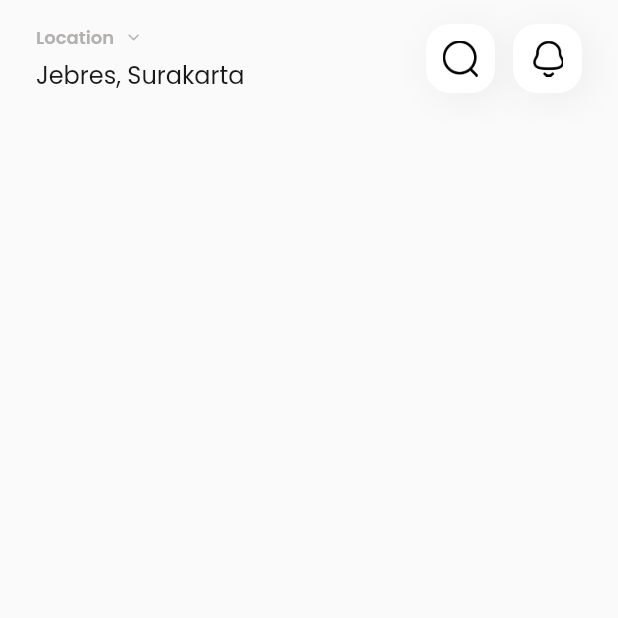
After one commit to robertojanitrasusilo/pet_app, a Flutter app: the menuPage screen opened directly, on a phone screen of 412 x 824 dp, the top half of it. The commit adds this screen. Run offline on Flutter 3.47's test engine with Material 2 defaults, Android fonts, the phone set to English and light mode, and no system bars; our stand-ins replace google_fonts.

Commit message:
Menambahkan widget location pada menu page

```diff
--- /dev/null
+++ b/lib/component/icon.dart
@@ -0,0 +1,28 @@
+import 'package:flutter/cupertino.dart';
+import 'package:flutter/material.dart';
+
+class iconWidget extends StatelessWidget {
+  String image;
+
+  iconWidget({required this.image, super.key});
+
+  @override
+  Widget build(BuildContext context) {
+    return Container(
+      padding: EdgeInsets.all(11),
+      width: 46,
+      height: 46,
+      decoration: BoxDecoration(
+          borderRadius: BorderRadius.circular(16),
+          color: Colors.white,
+          boxShadow: [
+            BoxShadow(
+              color: Color(0x0D000000),
+              blurRadius: 20,
+              offset: Offset(4, 4),
+            )
+          ]),
+      child: Image.asset(image, width: 24),
+    );
+  }
+}
--- /dev/null
+++ b/lib/pages/Menu Page/component/locationSearchNotif.dart
@@ -0,0 +1,40 @@
+import 'package:flutter/material.dart';
+import 'package:pet_app/component/icon.dart';
+import 'package:pet_app/theme.dart';
+
+class locationSearchNotif extends StatelessWidget {
+  const locationSearchNotif({super.key});
+
+  @override
+  Widget build(BuildContext context) {
+    return Padding(
+      padding: const EdgeInsets.symmetric(horizontal: 24),
+      child: Row(
+        children: [
+          Column(
+            crossAxisAlignment: CrossAxisAlignment.start,
+            children: [
+              Row(
+                children: [
+                  Text(
+                    'Location',
+                    style: semiboldText.copyWith(fontSize: 12, color: greyDark),
+                  ),
+                  SizedBox(width: 8),
+                  Image.asset('assets/dropdown.png', width: 10)
+                ],
+              ),
+              SizedBox(height: 4),
+              Text('Jebres, Surakarta',
+                  style: regularText.copyWith(fontSize: 16))
+            ],
+          ),
+          Spacer(),
+          iconWidget(image: 'assets/Search.png'),
+          SizedBox(width: 12),
+          iconWidget(image: 'assets/Notification.png'),
+        ],
+      ),
+    );
+  }
+}
--- /dev/null
+++ b/lib/pages/Menu Page/menu_page.dart
@@ -0,0 +1,16 @@
+import 'package:flutter/material.dart';
+import 'package:pet_app/component/icon.dart';
+import 'package:pet_app/pages/Menu%20Page/component/locationSearchNotif.dart';
+import 'package:pet_app/theme.dart';
+
+class menuPage extends StatelessWidget {
+  const menuPage({super.key});
+
+  @override
+  Widget build(BuildContext context) {
+    return SafeArea(
+        child: Scaffold(
+      body: Column(children: [SizedBox(height: 16), locationSearchNotif()]),
+    ));
+  }
+}
--- a/lib/pages/login_page.dart
+++ b/lib/pages/login_page.dart
@@ -1,6 +1,7 @@
 import 'package:flutter/material.dart';
 import 'package:pet_app/component/button.dart';
 import 'package:pet_app/component/textFormField.dart';
+import 'package:pet_app/pages/Menu%20Page/menu_page.dart';
 import 'package:pet_app/pages/register_page.dart';
 import 'package:pet_app/theme.dart';
 
@@ -104,7 +105,16 @@ class loginPage extends StatelessWidget {
             ),
           ),
           SizedBox(height: 32),
-          Center(child: buttonWidget()),
+          Center(child: buttonWidget(
+            linked: () {
+              Navigator.pushAndRemoveUntil(
+                  context,
+                  MaterialPageRoute(
+                    builder: (context) => menuPage(),
+                  ),
+                  (route) => true);
+            },
+          )),
           SizedBox(height: 24)
         ]),
       ),
```
Also changed, not shown: assets/Notification.png (added), assets/Search.png (added), assets/dropdown.png (added).
